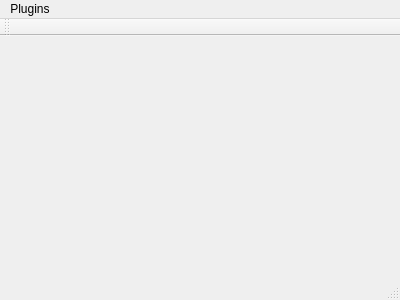
This is src/gui/MainWindow.ui in highflyers/highflyers-gcs as Qt 5 draws it before an edit. The edited form follows.
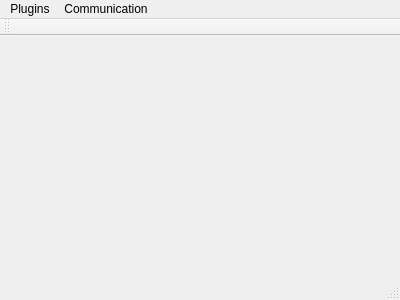
This is the edited form.

Commit message: implemented communication plugin in main window

```diff
--- a/src/gui/MainWindow.ui
+++ b/src/gui/MainWindow.ui
@@ -30,7 +30,13 @@
     <addaction name="actionLoad_Plugin"/>
     <addaction name="separator"/>
    </widget>
+   <widget class="QMenu" name="menuCommunication">
+    <property name="title">
+     <string>Communication</string>
+    </property>
+   </widget>
    <addaction name="menuPlugins"/>
+   <addaction name="menuCommunication"/>
   </widget>
   <widget class="QToolBar" name="mainToolBar">
    <attribute name="toolBarArea">
```
The commit also changes 1 other file.
